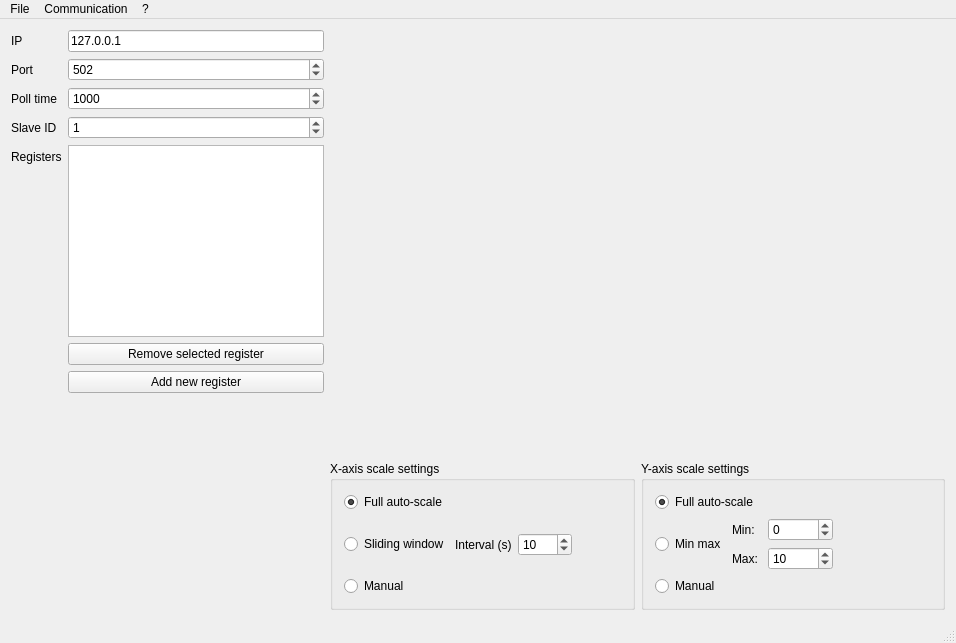
ModbusScope/ModbusScope, file src/mainwindow.ui: the form before one commit.
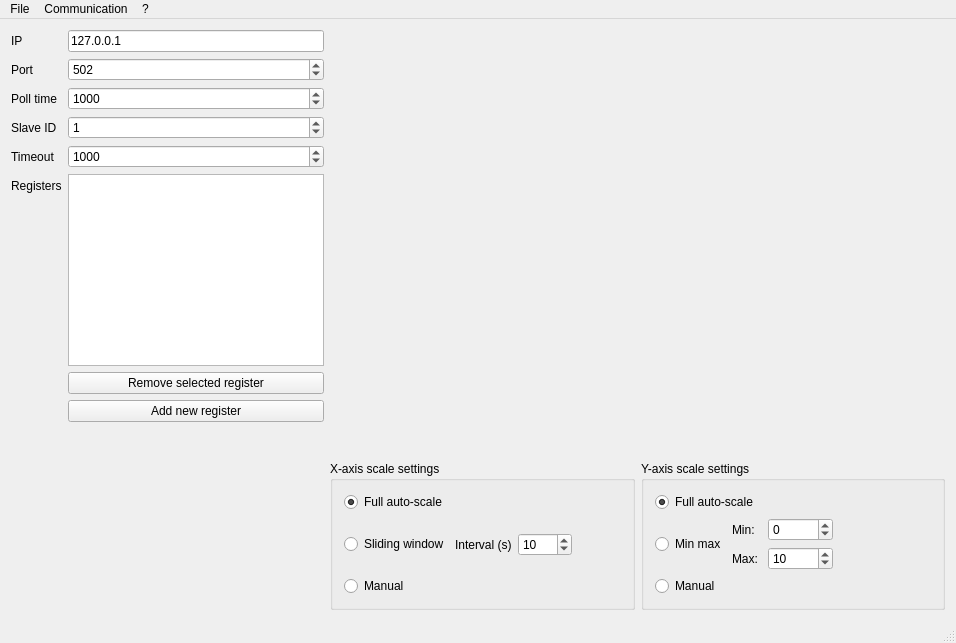
The form after the commit. Custom widgets are drawn as their Qt base class.

Commit message: Add setting for response timeout (closes #19)

Patch:
```diff
--- a/src/mainwindow.ui
+++ b/src/mainwindow.ui
@@ -92,30 +92,47 @@
             </property>
            </widget>
           </item>
-          <item row="6" column="0">
+          <item row="7" column="0">
            <widget class="QLabel" name="label_3">
             <property name="text">
              <string>Registers</string>
             </property>
            </widget>
           </item>
-          <item row="6" column="1">
-           <widget class="QTableView" name="registerView"/>
-          </item>
           <item row="7" column="1">
+           <widget class="QTableView" name="registerView"/>
+          </item>
+          <item row="8" column="1">
            <widget class="QPushButton" name="btnRemove">
             <property name="text">
              <string>Remove selected register</string>
             </property>
            </widget>
           </item>
-          <item row="8" column="1">
+          <item row="9" column="1">
            <widget class="QPushButton" name="btnAdd">
             <property name="text">
              <string>Add new register</string>
             </property>
            </widget>
           </item>
+          <item row="6" column="1">
+           <widget class="QSpinBox" name="spinTimeout">
+            <property name="maximum">
+             <number>999999</number>
+            </property>
+            <property name="value">
+             <number>1000</number>
+            </property>
+           </widget>
+          </item>
+          <item row="6" column="0">
+           <widget class="QLabel" name="label_9">
+            <property name="text">
+             <string>Timeout</string>
+            </property>
+           </widget>
+          </item>
          </layout>
         </item>
         <item>
```
The commit also changes 7 other files.
